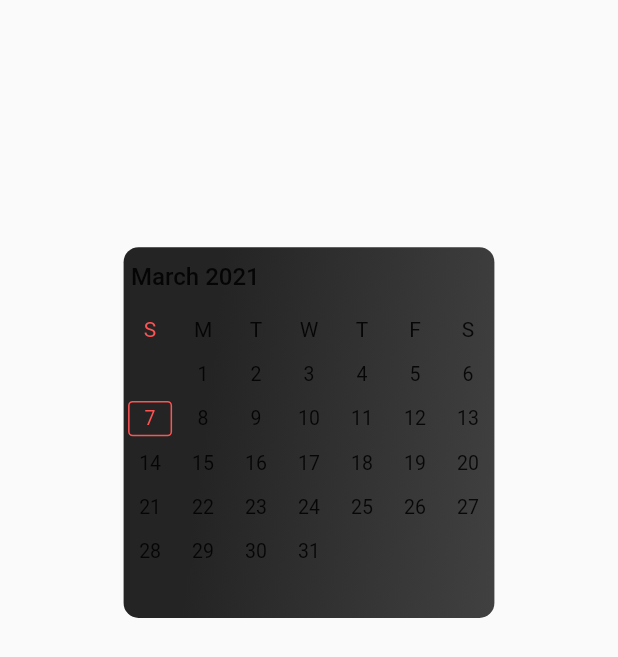
After one commit to LinSaolong/flutter_test_get_it_bloc_http, a Flutter app: the screen it shows after launch, after a tap on "Button", on a phone screen of 412 x 824 dp. The commit adds this screen. Shown: the top 657 px of the screen. Run offline on Flutter 3.47's test engine with Material 2 defaults, Android fonts, the phone set to English and light mode, and no system bars; drawn by our look-alikes of syncfusion_flutter_datepicker; our stand-ins replace bloc, dartz, equatable, flutter_bloc, get_it.

Commit message:
test calendar

```diff
--- /dev/null
+++ b/lib/features/presentation/pages/calendar_page.dart
@@ -0,0 +1,46 @@
+import 'package:flutter/material.dart';
+import 'package:syncfusion_flutter_datepicker/datepicker.dart';
+
+class CalendarPage extends StatelessWidget {
+  const CalendarPage({Key key}) : super(key: key);
+
+  @override
+  Widget build(BuildContext context) {
+    Size size = MediaQuery.of(context).size;
+    return Scaffold(
+      body: Center(
+        child: Column(
+          children: [
+            SizedBox(height: size.height * .2),
+            Container(
+              width: size.width * .6,
+              height: size.width * .6,
+              decoration: BoxDecoration(
+                borderRadius: BorderRadius.circular(10),
+                gradient: LinearGradient(
+                  begin: Alignment(-.8, -0.8),
+                  end: Alignment(1.8, -0.5),
+                  stops: [0.12, 0.93, 0.93],
+                  colors: [
+                    Color(0xFF242424),
+                    Color(0xFF484848),
+                    Color(0xFF484848),
+                  ],
+                ),
+              ),
+              child: SfDateRangePicker(
+                selectionMode: DateRangePickerSelectionMode.range,
+                rangeSelectionColor: Colors.green,
+                startRangeSelectionColor: Colors.green,
+                endRangeSelectionColor: Colors.green,
+                todayHighlightColor: Colors.redAccent,
+                selectionColor: Colors.green,
+                selectionShape: DateRangePickerSelectionShape.rectangle,
+              ),
+            ),
+          ],
+        ),
+      ),
+    );
+  }
+}
--- a/lib/main.dart
+++ b/lib/main.dart
@@ -3,6 +3,7 @@ import 'dart:ui';
 import 'package:flutter/material.dart';
 import 'package:flutter_bloc/flutter_bloc.dart';
 import 'package:flutter_test_get_it_bloc_http/constants.dart';
+import 'package:flutter_test_get_it_bloc_http/features/presentation/pages/calendar_page.dart';
 import 'package:flutter_test_get_it_bloc_http/injection_container.dart';
 
 import 'features/presentation/bloc/province/province_bloc.dart';
@@ -85,6 +86,16 @@ class _MyHomePageState extends State<MyHomePage> {
                       ),
                     ],
                   ),
+                  child: GestureDetector(
+                    onTap: () {
+                      print('calendar');
+                      Navigator.push(
+                        context,
+                        MaterialPageRoute(
+                          builder: (context) => CalendarPage(),
+                        ),
+                      );
+                    },
                     child: Container(
                       padding: EdgeInsets.all(10),
                       decoration: BoxDecoration(
@@ -112,6 +123,7 @@ class _MyHomePageState extends State<MyHomePage> {
                         'Button',
                         style: TextStyle(
                           fontSize: 24,
+                        ),
                       ),
                     ),
                   ),
--- a/pubspec.yaml
+++ b/pubspec.yaml
@@ -29,6 +29,7 @@ dependencies:
   flutter_bloc: ^6.1.2
   get_it: ^5.0.6
   http: any
+  syncfusion_flutter_datepicker: ^18.4.46-beta
 
 dev_dependencies:
   flutter_test:
```
Also changed, not shown: pubspec.lock. Lines whose indentation alone changed are shown as unchanged.
